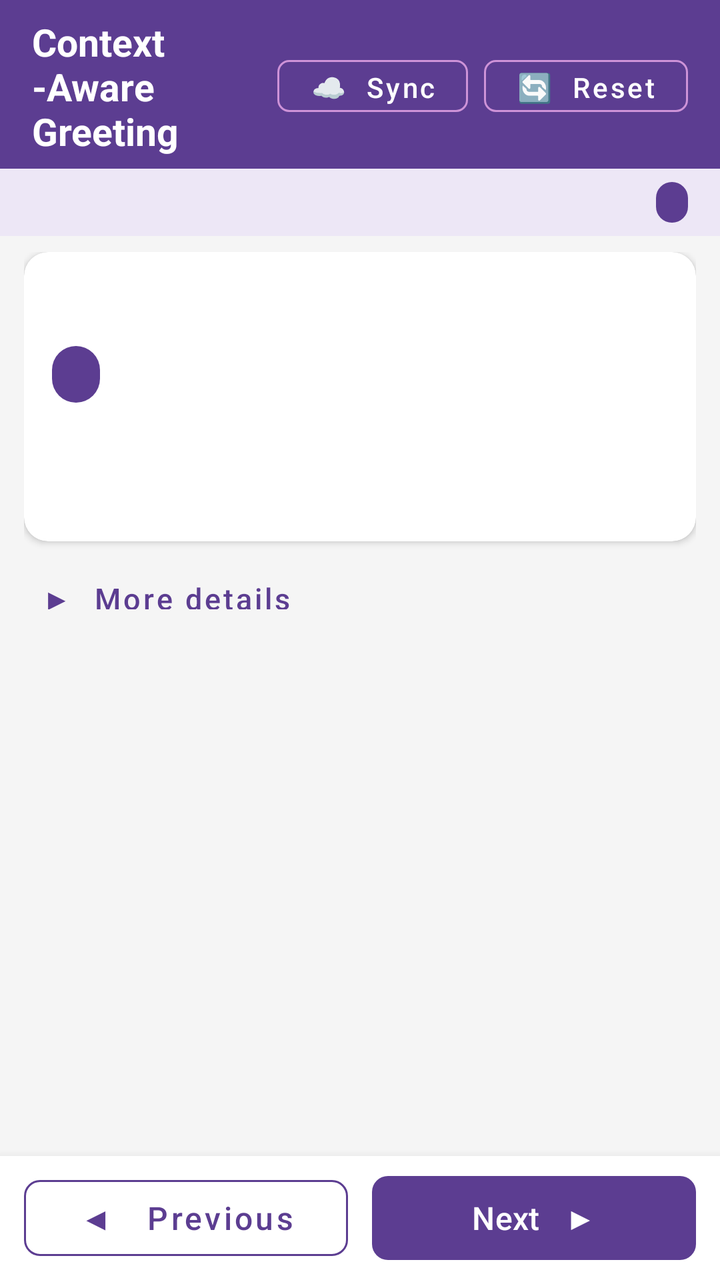
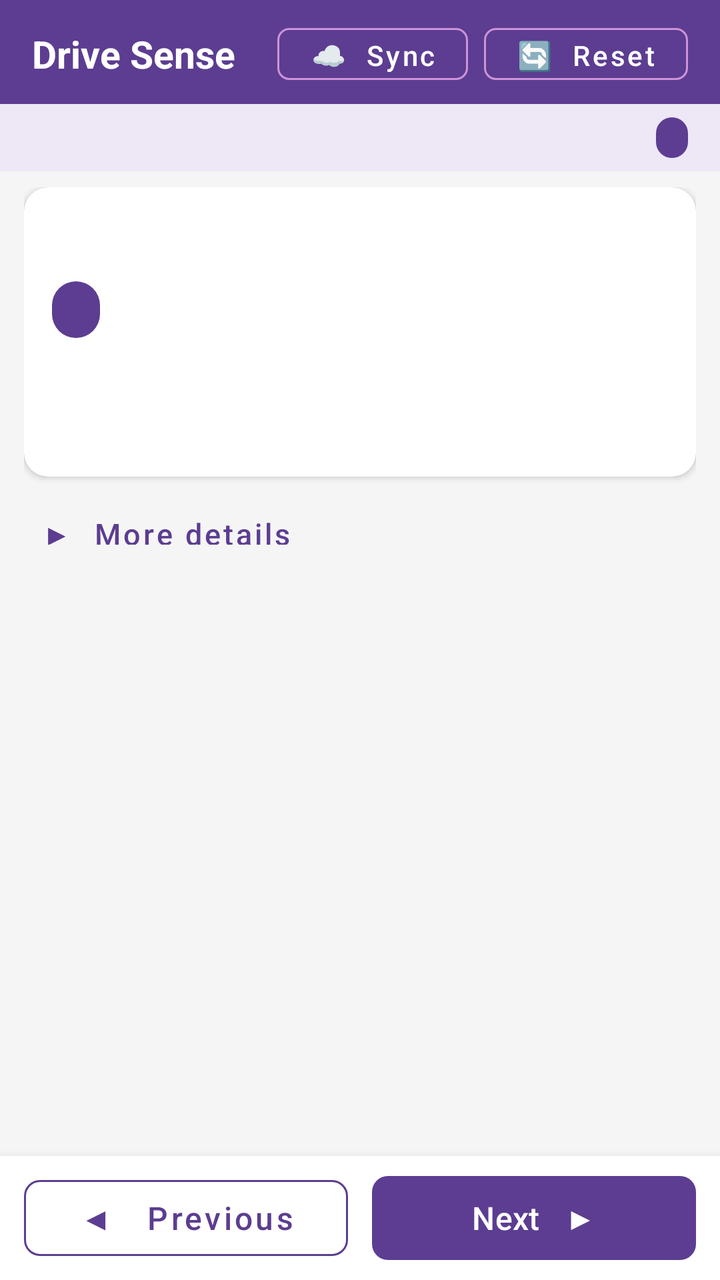

An Android layout rendered at two revisions. The XML below is the earlier revision; the diff shows what the commit changed to produce the second picture.
<!-- AndroidManifest.xml: application theme Theme.SampleGreeting -->
<!-- res/layout/activity_main.xml -->
<?xml version="1.0" encoding="utf-8"?>
<LinearLayout xmlns:android="http://schemas.android.com/apk/res/android"
    xmlns:app="http://schemas.android.com/apk/res-auto"
    android:layout_width="match_parent"
    android:layout_height="match_parent"
    android:orientation="vertical"
    android:background="#F5F5F5"
    android:fitsSystemWindows="true">

    
    <LinearLayout
        android:layout_width="match_parent"
        android:layout_height="wrap_content"
        android:orientation="horizontal"
        android:gravity="center_vertical"
        android:paddingHorizontal="16dp"
        android:paddingTop="8dp"
        android:paddingBottom="6dp"
        android:background="#5C3D91">

        <TextView
            android:layout_width="0dp"
            android:layout_height="wrap_content"
            android:layout_weight="1"
            android:text="Context-Aware Greeting"
            android:textColor="#FFF"
            android:textSize="19sp"
            android:textStyle="bold" />

        <com.google.android.material.button.MaterialButton
            android:id="@+id/btnSync"
            style="@style/Widget.MaterialComponents.Button.OutlinedButton"
            android:layout_width="wrap_content"
            android:layout_height="38dp"
            android:text="☁️  Sync"
            android:textAllCaps="false"
            android:textSize="14sp"
            android:textColor="#FFF"
            app:strokeColor="#CE93D8"
            app:cornerRadius="6dp"
            android:minHeight="38dp"
            android:layout_marginEnd="8dp" />

        <com.google.android.material.button.MaterialButton
            android:id="@+id/btnReset"
            style="@style/Widget.MaterialComponents.Button.OutlinedButton"
            android:layout_width="wrap_content"
            android:layout_height="38dp"
            android:text="🔄  Reset"
            android:textAllCaps="false"
            android:textSize="14sp"
            android:textColor="#FFF"
            app:strokeColor="#CE93D8"
            app:cornerRadius="6dp"
            android:minHeight="38dp" />
    </LinearLayout>

    
    <LinearLayout
        android:layout_width="match_parent"
        android:layout_height="wrap_content"
        android:orientation="horizontal"
        android:gravity="center_vertical"
        android:paddingHorizontal="16dp"
        android:paddingVertical="6dp"
        android:background="#EDE7F6">

        <TextView
            android:id="@+id/tvStepIndicator"
            android:layout_width="0dp"
            android:layout_height="wrap_content"
            android:layout_weight="1"
            android:textSize="16sp"
            android:textStyle="bold"
            android:textColor="#5C3D91" />

        <TextView
            android:id="@+id/tvJourneySection"
            android:layout_width="wrap_content"
            android:layout_height="wrap_content"
            android:textSize="15sp"
            android:textColor="#7E57C2"
            android:layout_marginEnd="8dp" />

        <TextView
            android:id="@+id/tvFeedbackCount"
            android:layout_width="wrap_content"
            android:layout_height="wrap_content"
            android:paddingHorizontal="8dp"
            android:paddingVertical="2dp"
            android:background="@drawable/badge_bg"
            android:textSize="12sp"
            android:textColor="#FFF" />
    </LinearLayout>

    
    <ScrollView
        android:id="@+id/scrollView"
        android:layout_width="match_parent"
        android:layout_height="0dp"
        android:layout_weight="1"
        android:fillViewport="true"
        android:clipToPadding="false"
        android:paddingHorizontal="12dp"
        android:paddingTop="8dp"
        android:paddingBottom="4dp">

        <LinearLayout
            android:layout_width="match_parent"
            android:layout_height="wrap_content"
            android:orientation="vertical">

            
            <androidx.cardview.widget.CardView
                android:layout_width="match_parent"
                android:layout_height="wrap_content"
                app:cardCornerRadius="12dp"
                app:cardElevation="2dp"
                android:layout_marginBottom="8dp">

                <LinearLayout
                    android:layout_width="match_parent"
                    android:layout_height="wrap_content"
                    android:orientation="vertical"
                    android:padding="14dp">

                    <TextView
                        android:id="@+id/tvConditionTitle"
                        android:layout_width="match_parent"
                        android:layout_height="wrap_content"
                        android:textSize="20sp"
                        android:textStyle="bold"
                        android:textColor="#333" />

                    <TextView
                        android:id="@+id/tvPredictedContext"
                        android:layout_width="wrap_content"
                        android:layout_height="wrap_content"
                        android:layout_marginTop="6dp"
                        android:paddingHorizontal="12dp"
                        android:paddingVertical="4dp"
                        android:background="@drawable/badge_bg"
                        android:textSize="15sp"
                        android:textColor="#FFF"
                        android:textStyle="bold" />

                    <TextView
                        android:id="@+id/tvGreeting"
                        android:layout_width="match_parent"
                        android:layout_height="wrap_content"
                        android:layout_marginTop="8dp"
                        android:textSize="18sp"
                        android:textColor="#1565C0" />

                    <TextView
                        android:id="@+id/tvConfidence"
                        android:layout_width="match_parent"
                        android:layout_height="wrap_content"
                        android:layout_marginTop="4dp"
                        android:textSize="14sp"
                        android:textColor="#999" />
                </LinearLayout>
            </androidx.cardview.widget.CardView>

            
            <LinearLayout
                android:id="@+id/loadingContainer"
                android:layout_width="match_parent"
                android:layout_height="wrap_content"
                android:orientation="horizontal"
                android:gravity="center"
                android:padding="12dp"
                android:visibility="gone">

                <ProgressBar
                    android:layout_width="24dp"
                    android:layout_height="24dp"
                    android:indeterminateTint="#5C3D91" />

                <TextView
                    android:layout_width="wrap_content"
                    android:layout_height="wrap_content"
                    android:layout_marginStart="10dp"
                    android:text="ML model analyzing preferences..."
                    android:textSize="15sp"
                    android:textColor="#888" />
            </LinearLayout>

            
            <androidx.cardview.widget.CardView
                android:id="@+id/suggestionCard"
                android:layout_width="match_parent"
                android:layout_height="wrap_content"
                app:cardCornerRadius="12dp"
                app:cardElevation="2dp"
                app:cardBackgroundColor="#E8F5E9"
                android:layout_marginBottom="4dp"
                android:visibility="gone">

                <LinearLayout
                    android:layout_width="match_parent"
                    android:layout_height="wrap_content"
                    android:orientation="vertical"
                    android:padding="14dp">

                    <TextView
                        android:layout_width="match_parent"
                        android:layout_height="wrap_content"
                        android:text="🤖  ML App Suggestion"
                        android:textSize="14sp"
                        android:textColor="#2E7D32"
                        android:textStyle="bold" />

                    <TextView
                        android:id="@+id/tvSuggestedApp"
                        android:layout_width="match_parent"
                        android:layout_height="wrap_content"
                        android:layout_marginTop="6dp"
                        android:textSize="22sp"
                        android:textStyle="bold"
                        android:textColor="#1B5E20" />

                    <TextView
                        android:id="@+id/tvSuggestionMsg"
                        android:layout_width="match_parent"
                        android:layout_height="wrap_content"
                        android:layout_marginTop="4dp"
                        android:textSize="16sp"
                        android:textColor="#555" />

                    <TextView
                        android:id="@+id/tvSource"
                        android:layout_width="match_parent"
                        android:layout_height="wrap_content"
                        android:layout_marginTop="4dp"
                        android:textSize="13sp"
                        android:textColor="#66BB6A" />

                    <LinearLayout
                        android:layout_width="match_parent"
                        android:layout_height="wrap_content"
                        android:orientation="horizontal"
                        android:layout_marginTop="10dp"
                        android:gravity="end">

                        <com.google.android.material.button.MaterialButton
                            android:id="@+id/btnNo"
                            style="@style/Widget.MaterialComponents.Button.OutlinedButton"
                            android:layout_width="wrap_content"
                            android:layout_height="46dp"
                            android:text="  No thanks  "
                            android:textAllCaps="false"
                            android:textSize="15sp"
                            android:textColor="#888"
                            app:strokeColor="#CCC"
                            app:cornerRadius="8dp"
                            android:minHeight="46dp"
                            android:minWidth="140dp" />

                        <com.google.android.material.button.MaterialButton
                            android:id="@+id/btnYes"
                            android:layout_width="wrap_content"
                            android:layout_height="46dp"
                            android:layout_marginStart="12dp"
                            android:text="  Yes  ▶  "
                            android:textAllCaps="false"
                            android:textSize="15sp"
                            app:backgroundTint="#2E7D32"
                            app:cornerRadius="8dp"
                            android:minHeight="46dp"
                            android:minWidth="140dp" />
                    </LinearLayout>
                </LinearLayout>
            </androidx.cardview.widget.CardView>

            
            <LinearLayout
                android:id="@+id/voiceContainer"
                android:layout_width="match_parent"
                android:layout_height="wrap_content"
                android:orientation="vertical"
                android:gravity="center"
                android:paddingVertical="10dp"
                android:visibility="gone">

                <TextView
                    android:id="@+id/tvVoiceStatus"
                    android:layout_width="wrap_content"
                    android:layout_height="wrap_content"
                    android:textSize="16sp"
                    android:textColor="#7E57C2"
                    android:textStyle="bold"
                    android:layout_marginBottom="6dp" />

                <View
                    android:id="@+id/voiceBar"
                    android:layout_width="200dp"
                    android:layout_height="4dp"
                    android:background="@drawable/voice_bar_bg" />
            </LinearLayout>

            
            <TextView
                android:id="@+id/tvNoSuggestion"
                android:layout_width="match_parent"
                android:layout_height="wrap_content"
                android:textSize="15sp"
                android:textColor="#AAA"
                android:gravity="center"
                android:padding="12dp"
                android:visibility="gone" />

            
            <androidx.cardview.widget.CardView
                android:id="@+id/syncPromptCard"
                android:layout_width="match_parent"
                android:layout_height="wrap_content"
                app:cardCornerRadius="12dp"
                app:cardElevation="2dp"
                app:cardBackgroundColor="#E3F2FD"
                android:layout_marginBottom="8dp"
                android:visibility="gone">

                <LinearLayout
                    android:layout_width="match_parent"
                    android:layout_height="wrap_content"
                    android:orientation="vertical"
                    android:padding="14dp">

                    <TextView
                        android:layout_width="match_parent"
                        android:layout_height="wrap_content"
                        android:text="☁️  Sync Preferences"
                        android:textSize="14sp"
                        android:textColor="#1565C0"
                        android:textStyle="bold" />

                    <TextView
                        android:id="@+id/tvSyncPromptMsg"
                        android:layout_width="match_parent"
                        android:layout_height="wrap_content"
                        android:layout_marginTop="6dp"
                        android:textSize="16sp"
                        android:textColor="#333" />

                    <LinearLayout
                        android:layout_width="match_parent"
                        android:layout_height="wrap_content"
                        android:orientation="horizontal"
                        android:layout_marginTop="10dp"
                        android:gravity="end">

                        <com.google.android.material.button.MaterialButton
                            android:id="@+id/btnSyncNo"
                            style="@style/Widget.MaterialComponents.Button.OutlinedButton"
                            android:layout_width="wrap_content"
                            android:layout_height="46dp"
                            android:text="  Not now  "
                            android:textAllCaps="false"
                            android:textSize="15sp"
                            android:textColor="#888"
                            app:strokeColor="#CCC"
                            app:cornerRadius="8dp"
                            android:minHeight="46dp"
                            android:minWidth="130dp" />

                        <com.google.android.material.button.MaterialButton
                            android:id="@+id/btnSyncYes"
                            android:layout_width="wrap_content"
                            android:layout_height="46dp"
                            android:layout_marginStart="12dp"
                            android:text="  Yes, Sync  ☁️  "
                            android:textAllCaps="false"
                            android:textSize="15sp"
                            app:backgroundTint="#1565C0"
                            app:cornerRadius="8dp"
                            android:minHeight="46dp"
                            android:minWidth="140dp" />
                    </LinearLayout>
                </LinearLayout>
            </androidx.cardview.widget.CardView>

            
            <com.google.android.material.button.MaterialButton
                android:id="@+id/btnMoreDetails"
                style="@style/Widget.MaterialComponents.Button.TextButton"
                android:layout_width="wrap_content"
                android:layout_height="36dp"
                android:text="▶  More details"
                android:textAllCaps="false"
                android:textSize="15sp"
                android:textColor="#5C3D91"
                android:minHeight="36dp" />

            <androidx.cardview.widget.CardView
                android:id="@+id/detailsCard"
                android:layout_width="match_parent"
                android:layout_height="wrap_content"
                app:cardCornerRadius="8dp"
                app:cardElevation="1dp"
                app:cardBackgroundColor="#FAFAFA"
                android:layout_marginBottom="8dp"
                android:visibility="gone">

                <TextView
                    android:id="@+id/tvDetails"
                    android:layout_width="match_parent"
                    android:layout_height="wrap_content"
                    android:padding="12dp"
                    android:fontFamily="monospace"
                    android:textSize="13sp"
                    android:textColor="#555"
                    android:lineSpacingExtra="2dp" />
            </androidx.cardview.widget.CardView>
        </LinearLayout>
    </ScrollView>

    
    <LinearLayout
        android:layout_width="match_parent"
        android:layout_height="wrap_content"
        android:orientation="horizontal"
        android:paddingHorizontal="12dp"
        android:paddingVertical="6dp"
        android:background="#FFF"
        android:elevation="8dp">

        <com.google.android.material.button.MaterialButton
            android:id="@+id/btnPrev"
            style="@style/Widget.MaterialComponents.Button.OutlinedButton"
            android:layout_width="0dp"
            android:layout_height="50dp"
            android:layout_weight="1"
            android:layout_marginEnd="6dp"
            android:text="◀   Previous"
            android:textAllCaps="false"
            android:textSize="16sp"
            app:strokeColor="#5C3D91"
            android:textColor="#5C3D91"
            app:cornerRadius="8dp"
            android:minHeight="50dp" />

        <com.google.android.material.button.MaterialButton
            android:id="@+id/btnNext"
            android:layout_width="0dp"
            android:layout_height="50dp"
            android:layout_weight="1"
            android:layout_marginStart="6dp"
            android:text="Next   ▶"
            android:textAllCaps="false"
            android:textSize="16sp"
            app:backgroundTint="#5C3D91"
            app:cornerRadius="8dp"
            android:minHeight="50dp" />
    </LinearLayout>
</LinearLayout>
<!-- resources referenced by this layout -->
<resources>
  <!-- drawable badge_bg (drawable) -->
  <?xml version="1.0" encoding="utf-8"?>
  <shape xmlns:android="http://schemas.android.com/apk/res/android" android:shape="rectangle">
      <solid android:color="#5C3D91"/>
      <corners android:radius="16dp"/>
  </shape>
  <!-- drawable voice_bar_bg (drawable) -->
  <?xml version="1.0" encoding="utf-8"?>
  <shape xmlns:android="http://schemas.android.com/apk/res/android"
      android:shape="rectangle">
      <solid android:color="#5C3D91"/>
      <corners android:radius="4dp"/>
  </shape>
  <style name="Theme.SampleGreeting" parent="Base.Theme.SampleGreeting" />
  <style name="Base.Theme.SampleGreeting" parent="Theme.Material3.DayNight.NoActionBar">
          
          
      </style>
</resources>

<!-- the commit's change to res/layout/activity_main.xml (unified diff, before → after) -->
@@ -22,7 +22,7 @@
             android:layout_width="0dp"
             android:layout_height="wrap_content"
             android:layout_weight="1"
-            android:text="Context-Aware Greeting"
+            android:text="Drive Sense"
             android:textColor="#FFF"
             android:textSize="19sp"
             android:textStyle="bold" />
